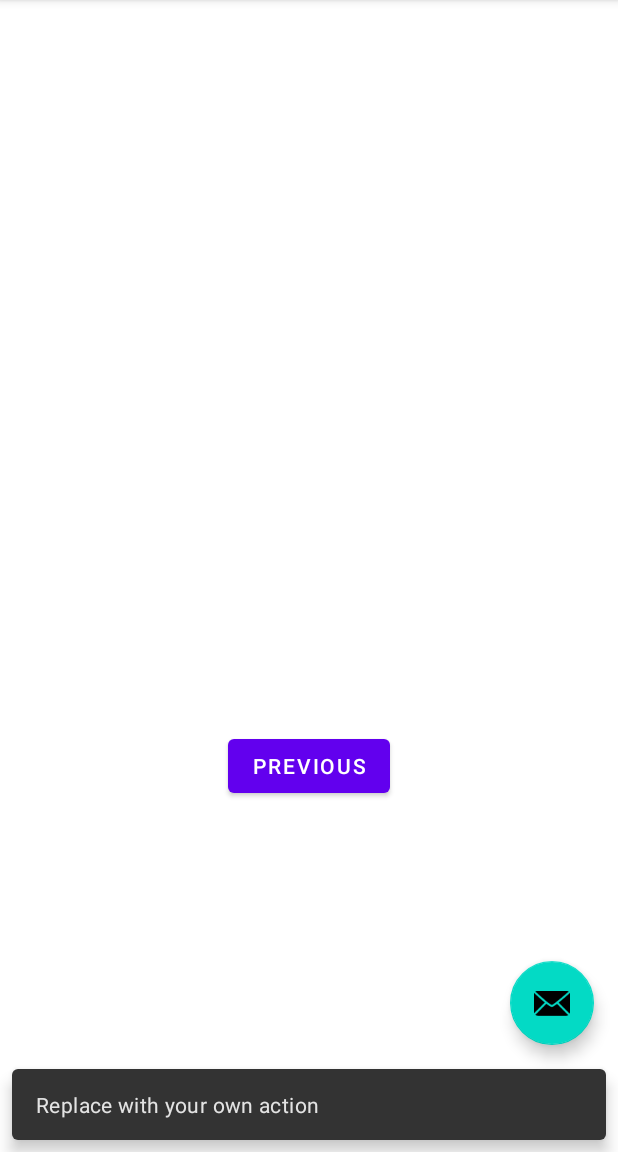
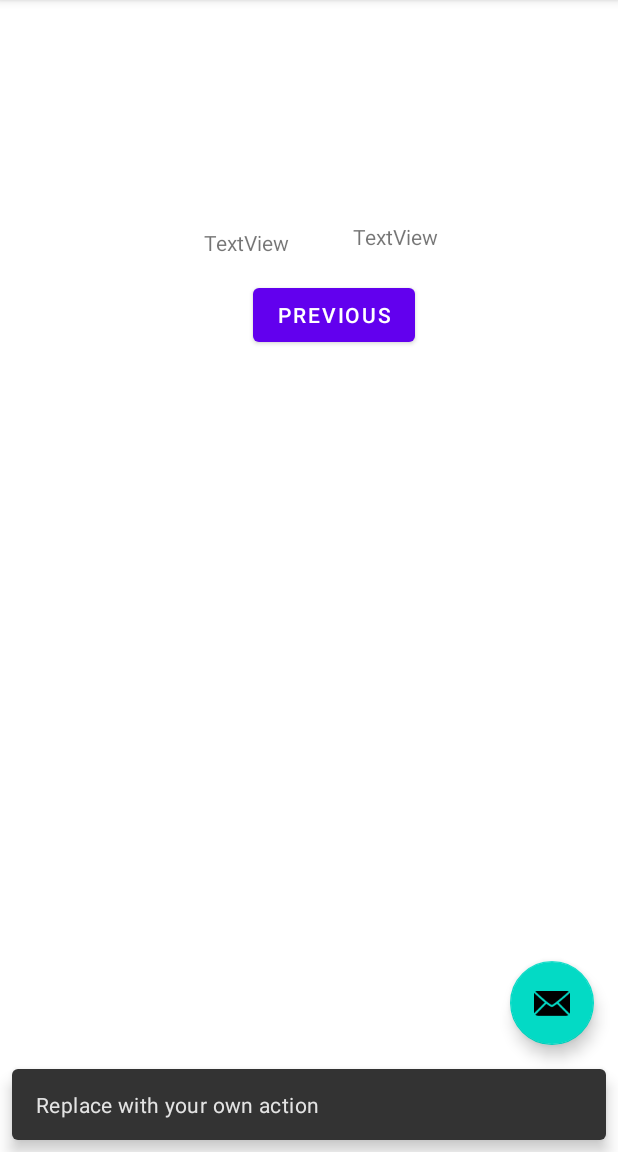
Before and after one commit to garcyv/Terrain2, an Android app: the SecondFragment screen opened through its navigation route, after a tap on an icon or button, on a phone screen of 412 x 824 dp, the part 84-1236 px from its top. Run offline under Robolectric (Android 15) with nearby library versions, the phone set to English and light mode, and no system bars; our stand-ins replace Room's generated code; pictures from the network do not load.

```diff
--- a/app/build.gradle
+++ b/app/build.gradle
@@ -60,6 +60,7 @@ dependencies {
     implementation "androidx.room:room-ktx:$room_version"
 
     // optional - Test helpers
+    testImplementation  "androidx.room:room-testing:$room_version"
     //Retrofit
     implementation 'com.squareup.retrofit2:retrofit:2.9.0'
     implementation 'com.squareup.retrofit2:converter-gson:2.9.0'
--- a/app/src/main/java/com/example/terrain/FirstFragment.kt
+++ b/app/src/main/java/com/example/terrain/FirstFragment.kt
@@ -36,7 +36,7 @@ class FirstFragment : Fragment() {
         binding.rvTerrain.layoutManager = GridLayoutManager(context,2)
 
 
-         viewModel.getFetchTerrains().observe(viewLifecycleOwner, Observer {
+         viewModel.allData.observe(viewLifecycleOwner, Observer {
              it?.let {
                 // Log.d("LISTADO",it.toString())
                  adapter.update(it)
@@ -50,6 +50,13 @@ class FirstFragment : Fragment() {
             }
         })
 
+        adapter.selected.observe(viewLifecycleOwner, Observer {
+            it?.let {
+                viewModel.selected(it)
+                findNavController().navigate(R.id.action_FirstFragment_to_SecondFragment)
+
+            }
+        })
      /*   view.findViewById<Button>(R.id.button_first).setOnClickListener {
             findNavController().navigate(R.id.action_FirstFragment_to_SecondFragment)
            }
--- /dev/null
+++ b/app/src/main/java/com/example/terrain/MarsDataBase.kt
@@ -0,0 +1,34 @@
+package com.example.terrain
+
+import android.content.Context
+import androidx.room.Database
+import androidx.room.Room
+import androidx.room.RoomDatabase
+import com.example.terrain.pojo.MarsTerrain
+
+@Database(entities = [MarsTerrain::class], version = 1)
+abstract class MarsDataBase: RoomDatabase() {
+
+    abstract fun getTerrainDao(): MarsTerrainDao
+    companion object {
+      @Volatile
+      private var INSTANCE: MarsDataBase? = null
+
+      fun getDatabase(context: Context): MarsDataBase {
+         val tempInstance = INSTANCE
+          if (tempInstance != null) {
+                    return tempInstance
+          }
+          synchronized(this) {
+                val instance = Room.databaseBuilder(context,
+                MarsDataBase::class.java,
+                DATA_BASE_NAME)
+                .build()
+                INSTANCE = instance
+                return instance
+          }
+      }
+
+        private const val  DATA_BASE_NAME = "mars_db"
+    }
+}
--- a/app/src/main/java/com/example/terrain/MarsRepository.kt
+++ b/app/src/main/java/com/example/terrain/MarsRepository.kt
@@ -8,10 +8,15 @@ import retrofit2.Call
 import retrofit2.Callback
 import retrofit2.Response
 
-class MarsRepository {
+class MarsRepository(private val marsTerrainDao: MarsTerrainDao) {
 
     private val services = RetrofitClient.retrofitInstance()
     val liveDataMarsTerrain = MutableLiveData<List<MarsTerrain>>()
+   val listAllData: LiveData<List<MarsTerrain>> = marsTerrainDao.getAllTerrainsFromDB()
+
+    suspend fun insertAllMarsterrain(listMarsTerrain: List<MarsTerrain>){
+        marsTerrainDao.insertAllTerrains(listMarsTerrain)
+    }
 
     //vieja confiable
     fun fetchMarsTerrainEnqueue(): LiveData<List<MarsTerrain>> {
@@ -45,7 +50,8 @@ class MarsRepository {
             val response = RetrofitClient.retrofitInstance().fetchMarsTerrainCoroutines()
             when (response.isSuccessful) {
                 true -> response.body()?.let {
-                    liveDataMarsTerrain.value = it
+                   // liveDataMarsTerrain.value = it
+                   insertAllMarsterrain(it)
                 }
                 false -> Log.d("ERROR", " ${response.code()}: ${response.errorBody()}")
             }
--- /dev/null
+++ b/app/src/main/java/com/example/terrain/MarsTerrainDao.kt
@@ -0,0 +1,18 @@
+package com.example.terrain
+
+import androidx.lifecycle.LiveData
+import androidx.room.Dao
+import androidx.room.Insert
+import androidx.room.OnConflictStrategy
+import androidx.room.Query
+import com.example.terrain.pojo.MarsTerrain
+
+
+@Dao
+interface MarsTerrainDao {
+    @Insert(onConflict = OnConflictStrategy.REPLACE)
+    suspend fun insertAllTerrains(mTerrainsList: List<MarsTerrain>)
+
+    @Query("SELECT * FROM terrain_table")
+    fun getAllTerrainsFromDB(): LiveData<List<MarsTerrain>>
+}
--- a/app/src/main/java/com/example/terrain/MarsViewModel.kt
+++ b/app/src/main/java/com/example/terrain/MarsViewModel.kt
@@ -1,20 +1,23 @@
 package com.example.terrain
 
-import androidx.lifecycle.LiveData
-import androidx.lifecycle.ViewModel
-import androidx.lifecycle.viewModelScope
+import android.app.Application
+import androidx.lifecycle.*
 import com.example.terrain.pojo.MarsTerrain
 import kotlinx.coroutines.launch
 
-class MarsViewModel: ViewModel() {
+class MarsViewModel(application: Application): AndroidViewModel(application) {
 
     private val repository: MarsRepository
+    val allData: LiveData<List<MarsTerrain>>
+    val selectedMarsTerrain: MutableLiveData<MarsTerrain> = MutableLiveData()
 
     init {
-        repository = MarsRepository()
+        val marsTerrain = MarsDataBase.getDatabase(application).getTerrainDao()
+        repository = MarsRepository(marsTerrain)
         viewModelScope.launch{
         repository.getTerrainWithCoroutines()
         }
+        allData =repository.listAllData
     }
 
 
@@ -25,4 +28,9 @@ class MarsViewModel: ViewModel() {
     fun getFetchTerrainsWithCoroutines(): LiveData<List<MarsTerrain>> {
         return repository.liveDataMarsTerrain
     }
+
+    fun selected(marsTerrain: MarsTerrain?) {
+
+        selectedMarsTerrain.value = marsTerrain
+    }
 }
--- a/app/src/main/java/com/example/terrain/SecondFragment.kt
+++ b/app/src/main/java/com/example/terrain/SecondFragment.kt
@@ -6,24 +6,38 @@ import android.view.LayoutInflater
 import android.view.View
 import android.view.ViewGroup
 import android.widget.Button
+import androidx.fragment.app.activityViewModels
+import androidx.lifecycle.Observer
 import androidx.navigation.fragment.findNavController
+import com.bumptech.glide.Glide
+import com.example.terrain.databinding.FragmentSecondBinding
 
 /**
  * A simple [Fragment] subclass as the second destination in the navigation.
  */
 class SecondFragment : Fragment() {
+    private lateinit var binding: FragmentSecondBinding
+    private val viewModel: MarsViewModel by activityViewModels()
 
     override fun onCreateView(
             inflater: LayoutInflater, container: ViewGroup?,
             savedInstanceState: Bundle?
     ): View? {
         // Inflate the layout for this fragment
-        return inflater.inflate(R.layout.fragment_second, container, false)
+        binding= FragmentSecondBinding.inflate(inflater, container, false)
+        return binding.root
     }
 
     override fun onViewCreated(view: View, savedInstanceState: Bundle?) {
         super.onViewCreated(view, savedInstanceState)
+viewModel.selectedMarsTerrain.observe(viewLifecycleOwner, Observer {
+    it?.let {
+        Glide.with(binding.imvSecond).load(it.imgSrc).into(binding.imvSecond)
+       binding.tvSecond2.text = it.type
+       binding.tvSecond3.text = it.price.toString()
 
+    }
+})
         view.findViewById<Button>(R.id.button_second).setOnClickListener {
             findNavController().navigate(R.id.action_SecondFragment_to_FirstFragment)
         }
--- a/app/src/main/res/layout/fragment_second.xml
+++ b/app/src/main/res/layout/fragment_second.xml
@@ -19,9 +19,52 @@
         android:id="@+id/button_second"
         android:layout_width="wrap_content"
         android:layout_height="wrap_content"
+        android:layout_marginTop="44dp"
         android:text="@string/previous"
         app:layout_constraintBottom_toBottomOf="parent"
         app:layout_constraintEnd_toEndOf="parent"
+        app:layout_constraintHorizontal_bias="0.555"
         app:layout_constraintStart_toStartOf="parent"
-        app:layout_constraintTop_toBottomOf="@id/textview_second" />
+        app:layout_constraintTop_toBottomOf="@+id/imvSecond"
+        app:layout_constraintVertical_bias="0.0" />
+
+    <ImageView
+        android:id="@+id/imvSecond"
+        android:layout_width="wrap_content"
+        android:layout_height="wrap_content"
+        android:layout_marginStart="100dp"
+        android:layout_marginEnd="80dp"
+        app:layout_constraintBottom_toBottomOf="parent"
+        app:layout_constraintEnd_toEndOf="parent"
+        app:layout_constraintHorizontal_bias="0.582"
+        app:layout_constraintStart_toStartOf="parent"
+        app:layout_constraintTop_toTopOf="parent"
+        app:layout_constraintVertical_bias="0.185"
+        tools:src="@tools:sample/avatars" />
+
+    <TextView
+        android:id="@+id/tvSecond2"
+        android:layout_width="wrap_content"
+        android:layout_height="wrap_content"
+        android:text="TextView"
+        app:layout_constraintBottom_toTopOf="@+id/button_second"
+        app:layout_constraintEnd_toStartOf="@+id/tvSecond3"
+        app:layout_constraintHorizontal_bias="0.761"
+        app:layout_constraintStart_toStartOf="parent"
+        app:layout_constraintTop_toBottomOf="@+id/imvSecond"
+        app:layout_constraintVertical_bias="0.4" />
+
+    <TextView
+        android:id="@+id/tvSecond3"
+        android:layout_width="wrap_content"
+        android:layout_height="wrap_content"
+        android:layout_marginTop="6dp"
+        android:layout_marginEnd="120dp"
+        android:layout_marginBottom="32dp"
+        android:text="TextView"
+        app:layout_constraintBottom_toTopOf="@+id/button_second"
+        app:layout_constraintEnd_toEndOf="parent"
+        app:layout_constraintTop_toBottomOf="@+id/imvSecond"
+        app:layout_constraintVertical_bias="0.0" />
+
 </androidx.constraintlayout.widget.ConstraintLayout>
```
Also changed, not shown: app/src/main/java/com/example/terrain/TerrainAdapter.kt (+13 -5 lines), app/src/main/res/layout/mars_item_list.xml (+4 -5 lines).
